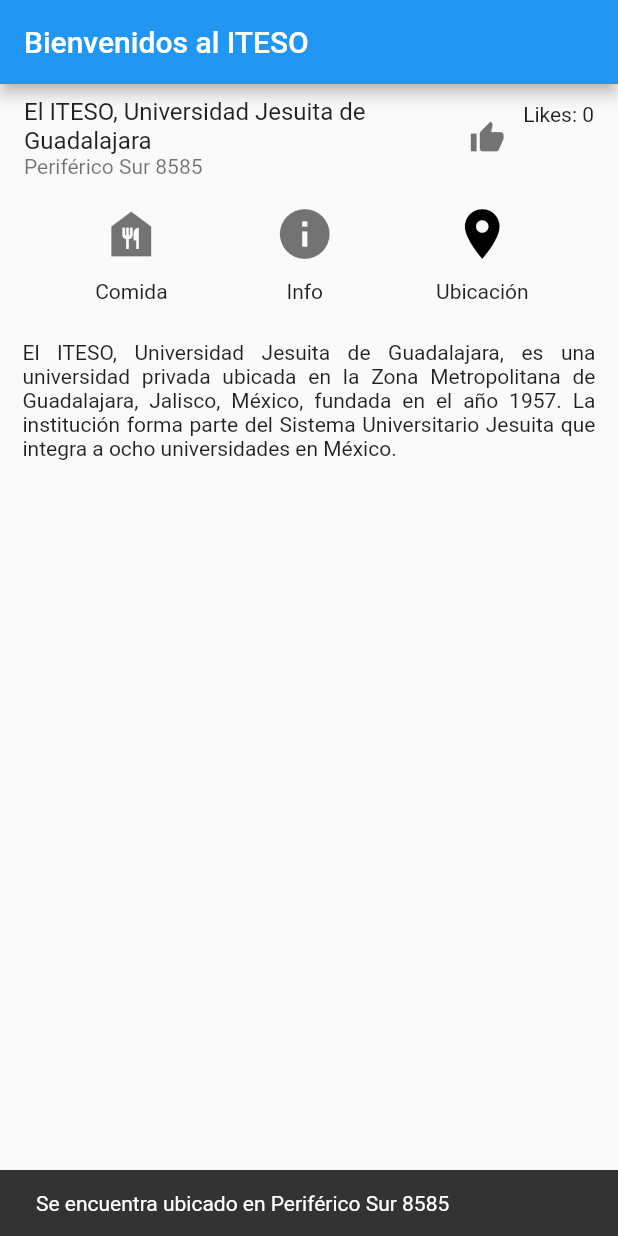
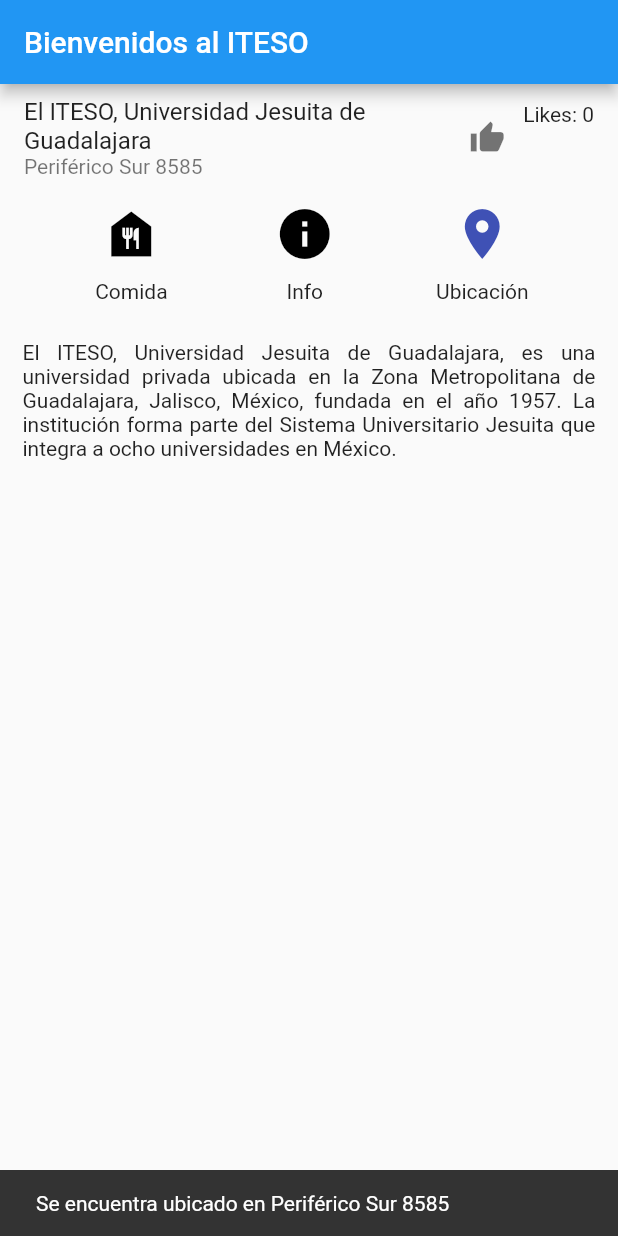
Before and after one commit to RosaliaGI/moviles, a Flutter app: the screen it shows after launch, after a tap on the "location on" icon, on a phone screen of 412 x 824 dp. Run offline on Flutter 3.47's test engine with Material 2 defaults, Android fonts, the phone set to English and light mode, and no system bars; network calls fail.

Commit message:
Cambios que se perdieron (color)

```diff
--- a/tarea2/lib/home_page.dart
+++ b/tarea2/lib/home_page.dart
@@ -52,7 +52,7 @@
                   Column(
                     children: [
                       IconButton(
-                        color: tap1 ? Colors.indigo : Colors.black54,
+                        color: tap1 ? Colors.indigo : Colors.black,
                         onPressed: () {
                           ScaffoldMessenger.of(context)
                             ..hideCurrentSnackBar()
@@ -62,6 +62,8 @@
                                     "Puedes encontrar comida en sus cafeterías"),
                               ),
                             );
+                          tap1 = !tap1;
+                          setState((() {}));
                         },
                         iconSize: 40,
                         icon: Icon(
@@ -77,7 +79,7 @@
                   Column(
                     children: [
                       IconButton(
-                        color: tap2 ? Colors.indigo : Colors.black54,
+                        color: tap2 ? Colors.indigo : Colors.black,
                         onPressed: () {
                           ScaffoldMessenger.of(context)
                             ..hideCurrentSnackBar()
@@ -87,6 +89,8 @@
                                     "Puedes pedir información en rectoría"),
                               ),
                             );
+                          tap2 = !tap2;
+                          setState((() {}));
                         },
                         iconSize: 40,
                         icon: Icon(
@@ -112,6 +116,8 @@
                                     "Se encuentra ubicado en Periférico Sur 8585"),
                               ),
                             );
+                          tap3 = !tap3;
+                          setState((() {}));
                         },
                         iconSize: 40,
                         icon: Icon(
```
